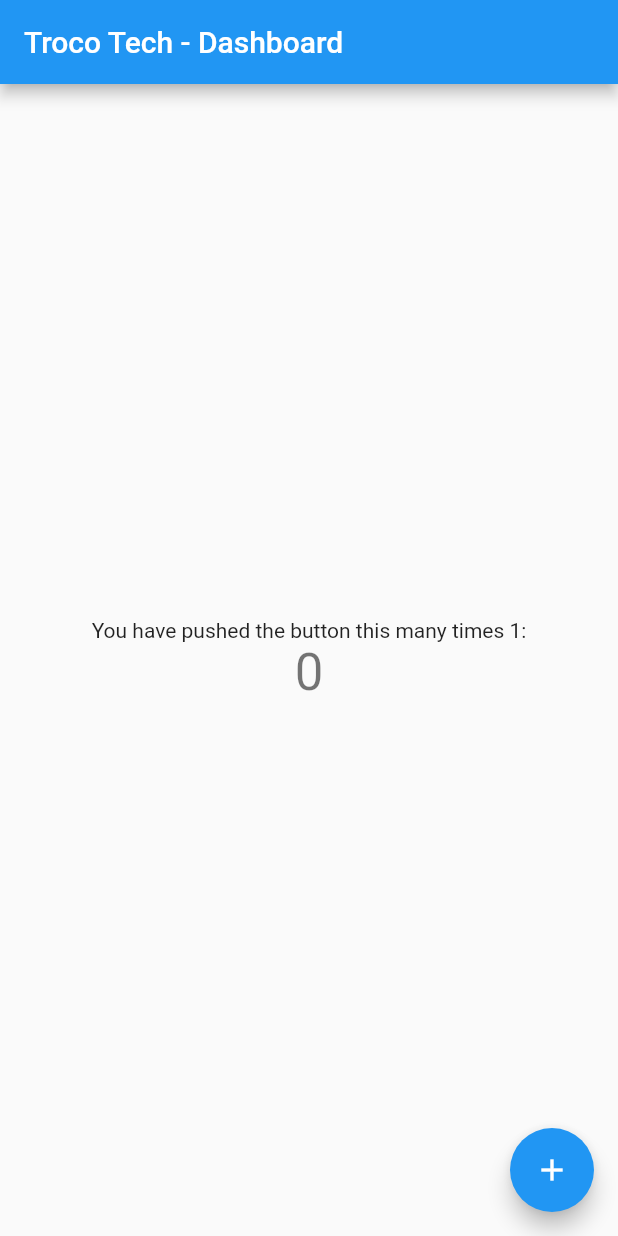
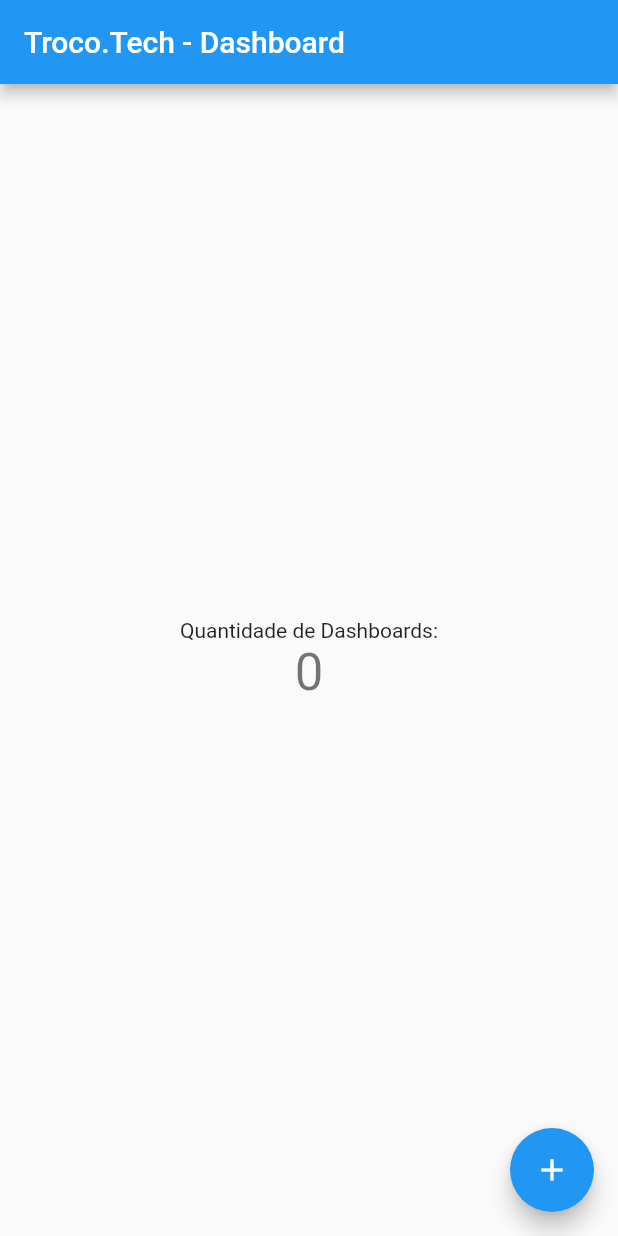
Before and after one commit to RBellizari/flutter_web, a Flutter app: the screen it shows after launch, on a phone screen of 412 x 824 dp. Run offline on Flutter 3.47's test engine with Material 2 defaults, Android fonts, the phone set to English and light mode, and no system bars.

Commit message:
modify text

```diff
--- a/lib/main.dart
+++ b/lib/main.dart
@@ -23,7 +23,7 @@ class MyApp extends StatelessWidget {
         // is not restarted.
         primarySwatch: Colors.blue,
       ),
-      home: MyHomePage(title: 'Troco Tech - Dashboard'),
+      home: MyHomePage(title: 'Troco.Tech - Dashboard'),
     );
   }
 }
@@ -95,7 +95,7 @@ class _MyHomePageState extends State<MyHomePage> {
           mainAxisAlignment: MainAxisAlignment.center,
           children: <Widget>[
             Text(
-              'You have pushed the button this many times 1:',
+              'Quantidade de Dashboards:',
             ),
             Text(
               '$_counter',
```
